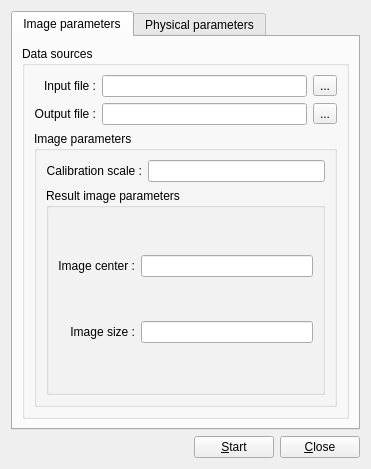
YuriyRusinov/radius, file src/gui/ui/conv_azimuth_widget.ui: the form before one commit.
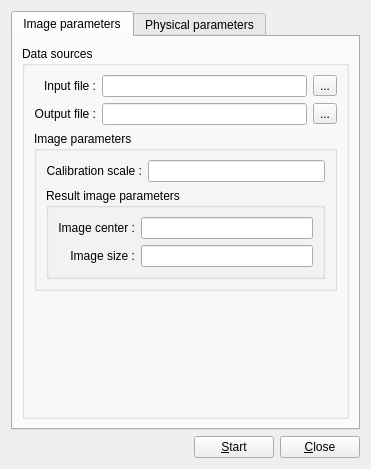
The form after the commit.

Commit message: Form was corrected.

Patch:
```diff
--- a/src/gui/ui/conv_azimuth_widget.ui
+++ b/src/gui/ui/conv_azimuth_widget.ui
@@ -135,6 +135,19 @@
             </layout>
            </widget>
           </item>
+          <item row="3" column="0">
+           <spacer name="verticalSpacer">
+            <property name="orientation">
+             <enum>Qt::Vertical</enum>
+            </property>
+            <property name="sizeHint" stdset="0">
+             <size>
+              <width>20</width>
+              <height>40</height>
+             </size>
+            </property>
+           </spacer>
+          </item>
          </layout>
         </widget>
        </item>
```
The commit also changes 1 other file.
